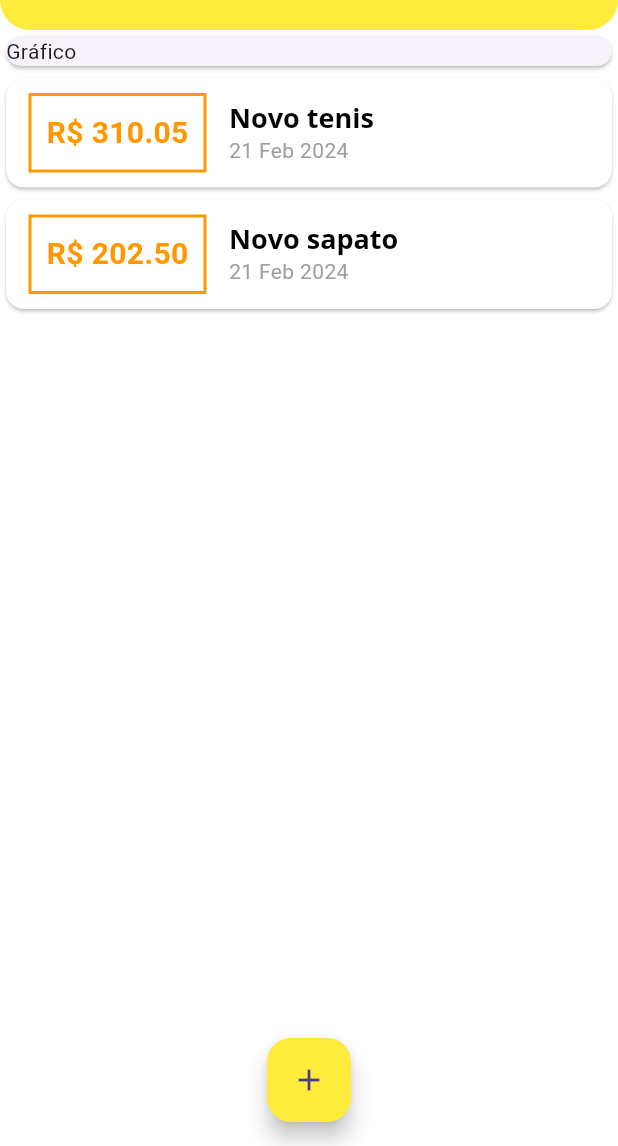
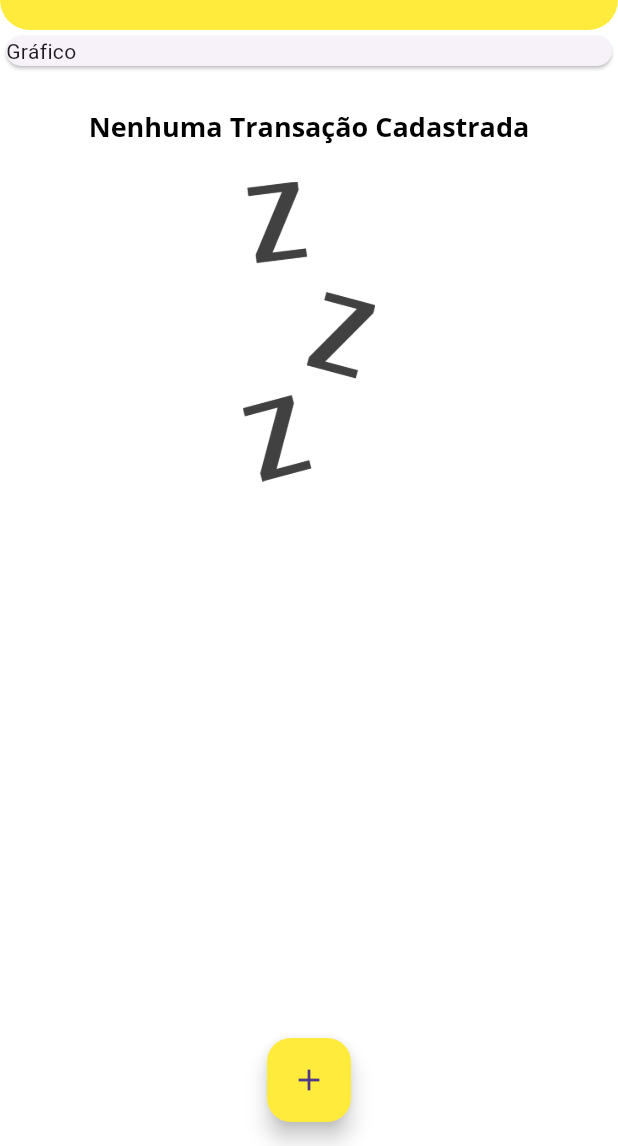
Before and after one commit to Andre-Marino/project-expenses, a Flutter app: the screen it shows after launch, on a phone screen of 412 x 824 dp, the part 90-1236 px from its top. Run offline on Flutter 3.47's test engine with Material 3 defaults, Android fonts, the phone set to English and light mode, and no system bars.

```diff
--- a/lib/components/transactionList.dart
+++ b/lib/components/transactionList.dart
@@ -11,7 +11,25 @@ class TransactionList extends StatelessWidget {
   Widget build(BuildContext context) {
     return Container(
       height: 350,
-      child: ListView.builder(
+      child: transaction.isEmpty
+          ? Column(
+              children: [
+                SizedBox(height: 25),
+                Text(
+                  'Nenhuma Transação Cadastrada',
+                  style: Theme.of(context).textTheme.titleLarge,
+                ),
+                SizedBox(height: 25),
+                Container(
+                  height: 200,
+                  child: Image.asset(
+                    'assets/images/waiting.png',
+                    fit: BoxFit.cover,
+                  ),
+                )
+              ],
+            )
+          : ListView.builder(
               itemCount: transaction.length,
               itemBuilder: (ctx, index) {
                 final tr = transaction[index];
--- a/lib/main.dart
+++ b/lib/main.dart
@@ -47,8 +47,8 @@ class MyHomePage extends StatefulWidget {
 }
 
 class _MyHomePageState extends State<MyHomePage> {
-  final _transaction = [
-    Transaction(
+  final List<Transaction> _transaction = [
+    /*Transaction(
       id: 't1',
       title: 'Novo tenis',
       value: 310.05,
@@ -59,7 +59,7 @@ class _MyHomePageState extends State<MyHomePage> {
       title: 'Novo sapato',
       value: 202.5,
       date: DateTime.now(),
-    ),
+    ),*/
   ];
 
   _addTransaction(String title, double value) {
--- a/pubspec.yaml
+++ b/pubspec.yaml
@@ -59,8 +59,8 @@ flutter:
   uses-material-design: true
 
   # To add assets to your application, add an assets section, like this:
-  # assets:
-  #   - images/a_dot_burr.jpeg
+  assets:
+    - assets/images/waiting.png
   #   - images/a_dot_ham.jpeg
 
   # An image asset can refer to one or more resolution-specific "variants", see
```
Also changed, not shown: lib/components/chart.dart (added, +33 -0 lines), assets/images/waiting.png (added). Lines whose indentation alone changed are shown as unchanged.
